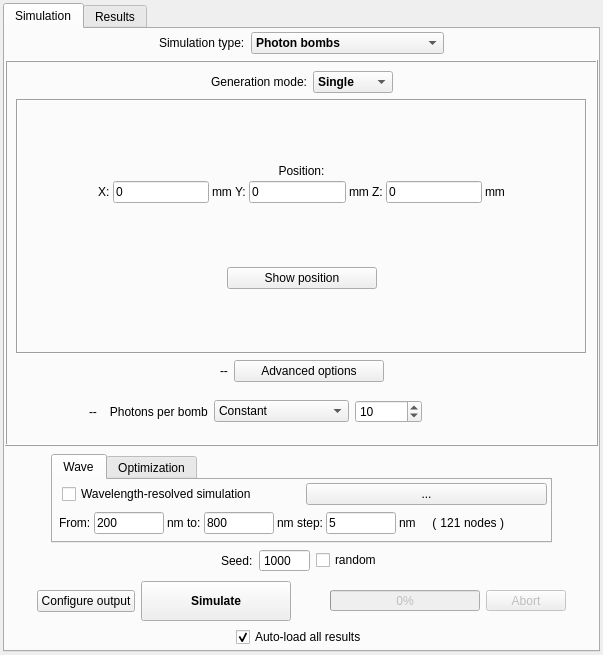
Old version of the form ants3bundle/src/ants3/gui/photsim/aphotsimwin.ui in the repository andrmor/ANTS3bundle.
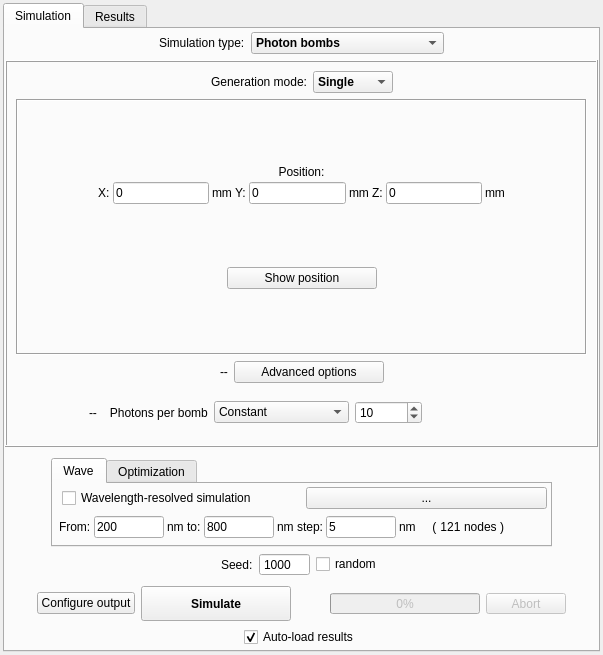
New version of the form.

```diff
--- a/ants3bundle/src/ants3/gui/photsim/aphotsimwin.ui
+++ b/ants3bundle/src/ants3/gui/photsim/aphotsimwin.ui
@@ -3399,7 +3399,7 @@
             <property name="minimumSize">
              <size>
               <width>150</width>
-              <height>40</height>
+              <height>35</height>
              </size>
             </property>
             <property name="font">
@@ -3496,7 +3496,7 @@
           <item>
            <widget class="QCheckBox" name="cbAutoLoadResults">
             <property name="text">
-             <string>Auto-load all results</string>
+             <string>Auto-load results</string>
             </property>
             <property name="checked">
              <bool>true</bool>
```
